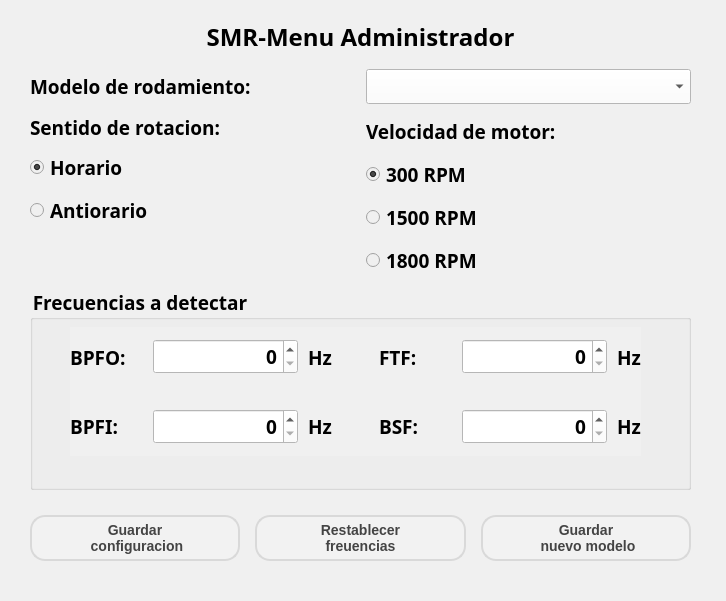
Before: the Qt Designer form app_smr/Qt/win_admin_rod.ui in nvargas24/Sistema_medicion_de_rodamientos-SMR, drawn with Qt 5.
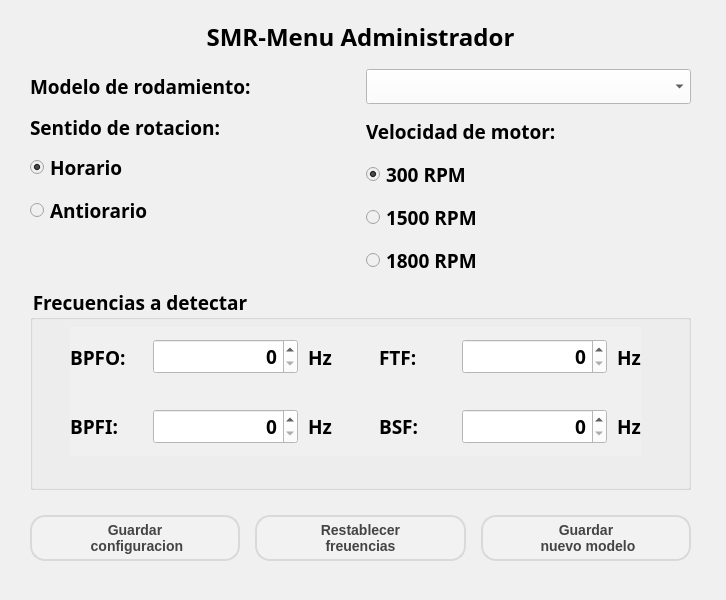
After: the same form once the commit is applied.

Patch:
```diff
--- a/app_smr/Qt/win_admin_rod.ui
+++ b/app_smr/Qt/win_admin_rod.ui
@@ -7,7 +7,7 @@
     <x>0</x>
     <y>0</y>
     <width>726</width>
-    <height>601</height>
+    <height>600</height>
    </rect>
   </property>
   <property name="focusPolicy">
```
